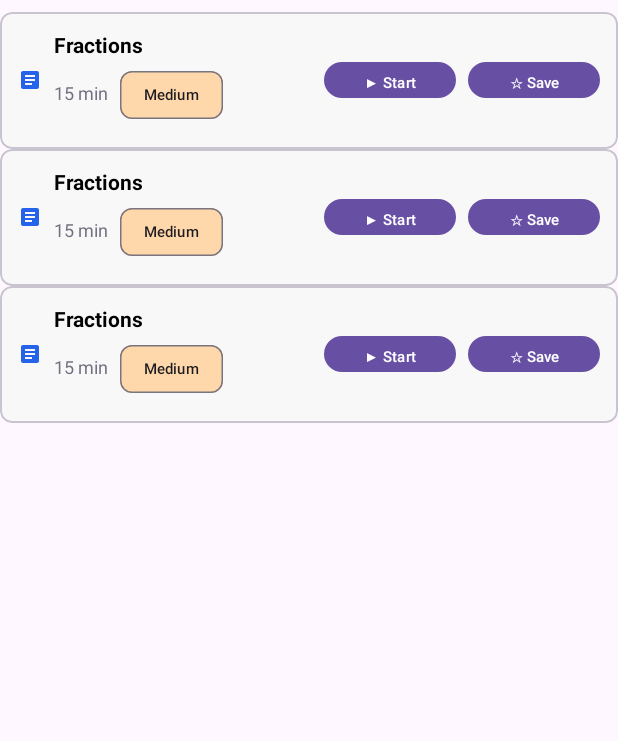
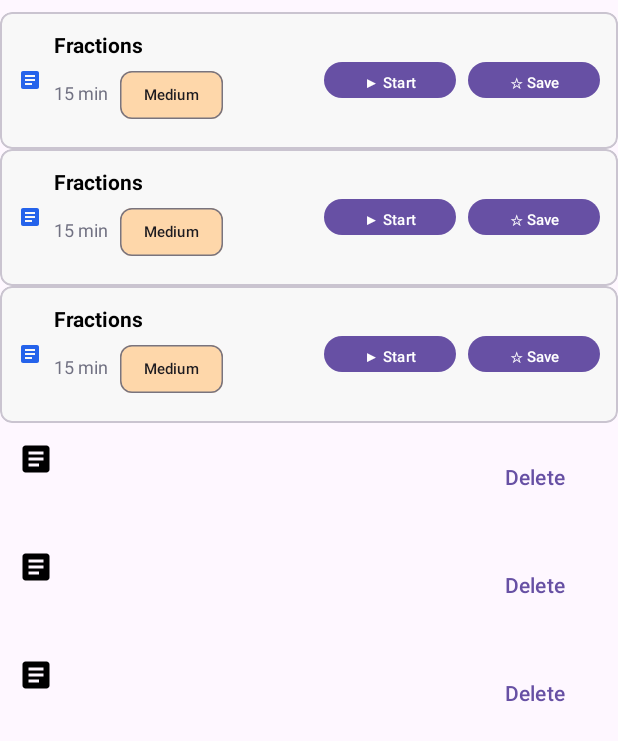
Before and after one commit to st10356506/EduBridge, an Android app: the layout fragment_all_subjects.xml on its own in the app's theme, with its tools: preview values and no code run, on a phone screen of 412 x 824 dp. Shown: the top 741 px of the screen. Run offline under Robolectric (Android 15) with nearby library versions, the phone set to English and light mode, and no system bars.

Commit message:
upload resources

```diff
--- a/app/src/main/res/layout/fragment_all_subjects.xml
+++ b/app/src/main/res/layout/fragment_all_subjects.xml
@@ -1,10 +1,48 @@
 <?xml version="1.0" encoding="utf-8"?>
-<androidx.recyclerview.widget.RecyclerView xmlns:android="http://schemas.android.com/apk/res/android"
+<ScrollView xmlns:android="http://schemas.android.com/apk/res/android"
     xmlns:tools="http://schemas.android.com/tools"
-    android:id="@+id/all_subjects_recycler_view"
     android:layout_width="match_parent"
     android:layout_height="match_parent"
-    tools:listitem="@layout/item_study_material"
-    android:paddingTop="8dp"
-    android:clipToPadding="false"
-    android:paddingBottom="100dp" />
+    android:fillViewport="true">
+
+    <LinearLayout
+        android:layout_width="match_parent"
+        android:layout_height="wrap_content"
+        android:orientation="vertical"
+        android:paddingBottom="100dp">
+
+        <androidx.recyclerview.widget.RecyclerView
+            android:id="@+id/all_subjects_recycler_view"
+            android:layout_width="match_parent"
+            android:layout_height="wrap_content"
+            tools:listitem="@layout/item_study_material"
+            android:paddingTop="8dp"
+            android:clipToPadding="false" />
+
+        <TextView
+            android:id="@+id/uploaded_section_title"
+            android:layout_width="wrap_content"
+            android:layout_height="wrap_content"
+            android:layout_marginTop="16dp"
+            android:layout_marginStart="16dp"
+            android:text="Uploaded content"
+            android:textStyle="bold"
+            android:textSize="16sp"
+            android:visibility="gone" />
+
+        <androidx.recyclerview.widget.RecyclerView
+            android:id="@+id/uploaded_resources_recycler"
+            android:layout_width="match_parent"
+            android:layout_height="wrap_content"
+            tools:listitem="@layout/item_resource" />
+
+        <TextView
+            android:id="@+id/uploaded_empty"
+            android:layout_width="wrap_content"
+            android:layout_height="wrap_content"
+            android:layout_margin="16dp"
+            android:text="No uploaded content yet"
+            android:visibility="gone" />
+
+    </LinearLayout>
+</ScrollView>
--- /dev/null
+++ b/app/src/main/res/layout/item_resource.xml
@@ -0,0 +1,45 @@
+<?xml version="1.0" encoding="utf-8"?>
+<LinearLayout xmlns:android="http://schemas.android.com/apk/res/android"
+    android:layout_width="match_parent"
+    android:layout_height="wrap_content"
+    android:orientation="horizontal"
+    android:padding="12dp">
+
+    <ImageView
+        android:id="@+id/iv_icon"
+        android:layout_width="24dp"
+        android:layout_height="24dp"
+        android:layout_marginEnd="12dp"
+        android:src="@drawable/ic_article" />
+
+    <LinearLayout
+        android:layout_width="0dp"
+        android:layout_height="wrap_content"
+        android:layout_weight="1"
+        android:orientation="vertical">
+
+        <TextView
+            android:id="@+id/tv_title"
+            android:layout_width="wrap_content"
+            android:layout_height="wrap_content"
+            android:textColor="@color/black"
+            android:textSize="14sp"
+            android:textStyle="bold" />
+
+        <TextView
+            android:id="@+id/tv_subtitle"
+            android:layout_width="wrap_content"
+            android:layout_height="wrap_content"
+            android:textColor="@color/muted_foreground"
+            android:textSize="12sp" />
+    </LinearLayout>
+
+    <com.google.android.material.button.MaterialButton
+        android:id="@+id/btn_delete"
+        style="@style/Widget.Material3.Button.TextButton"
+        android:layout_width="wrap_content"
+        android:layout_height="wrap_content"
+        android:text="Delete"
+        android:textAllCaps="false" />
+
+</LinearLayout>
--- /dev/null
+++ b/app/src/main/res/xml/file_paths.xml
@@ -0,0 +1,6 @@
+<?xml version="1.0" encoding="utf-8"?>
+<paths>
+    <cache-path name="export" path="exports/" />
+    <external-cache-path name="ext_export" path="exports/" />
+    <files-path name="files" path="" />
+</paths>
```
Also changed, not shown: app/build.gradle.kts (+4 -3 lines), app/src/main/AndroidManifest.xml (+9 -0 lines), app/src/main/java/com/example/edubridge/AllSubjectsFragment.kt (+41 -0 lines), app/src/main/java/com/example/edubridge/LocalResourceAdapter.kt (added, +47 -0 lines), app/src/main/java/com/example/edubridge/LocalResourceStore.kt (added, +67 -0 lines), app/src/main/java/com/example/edubridge/MainActivity.kt (+8 -2 lines), app/src/main/java/com/example/edubridge/ResourceAdapter.kt (added, +62 -0 lines), app/src/main/java/com/example/edubridge/ResourceCenterFragment.kt (added, +135 -0 lines), app/src/main/java/com/example/edubridge/UploadResourceFragment.kt (added, +121 -0 lines), app/src/main/res/layout/activity_main.xml (+9 -0 lines), app/src/main/res/layout/fragment_resource_center.xml (added, +39 -0 lines), app/src/main/res/layout/fragment_upload_resource.xml (added, +77 -0 lines), app/src/main/java/com/example/edubridge/data/Lesson.kt (line endings or trailing spaces).
